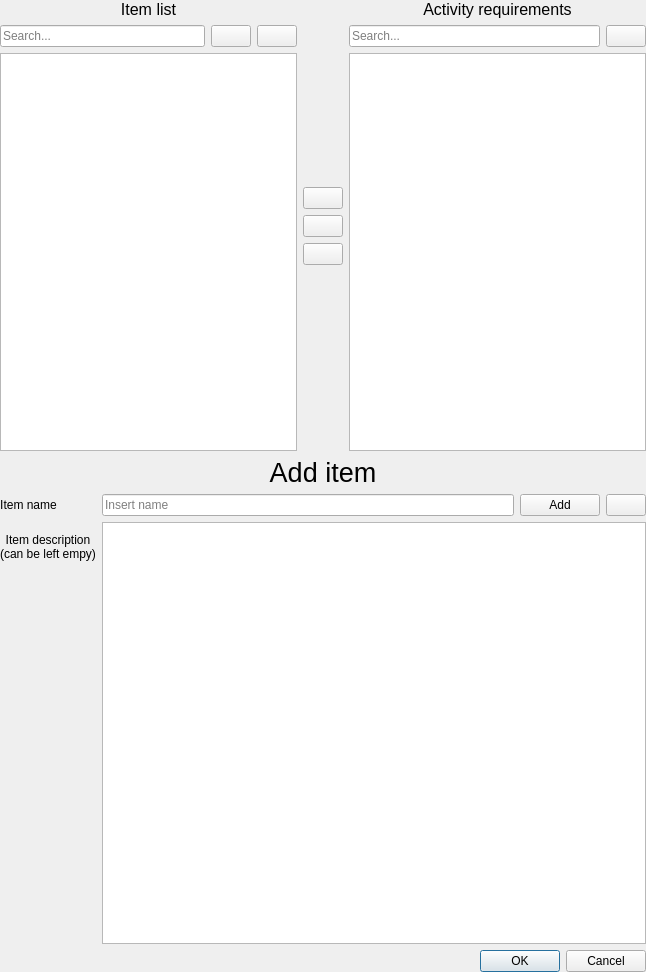
Qt form mngitems.ui (glennnys/Decided) before a commit.
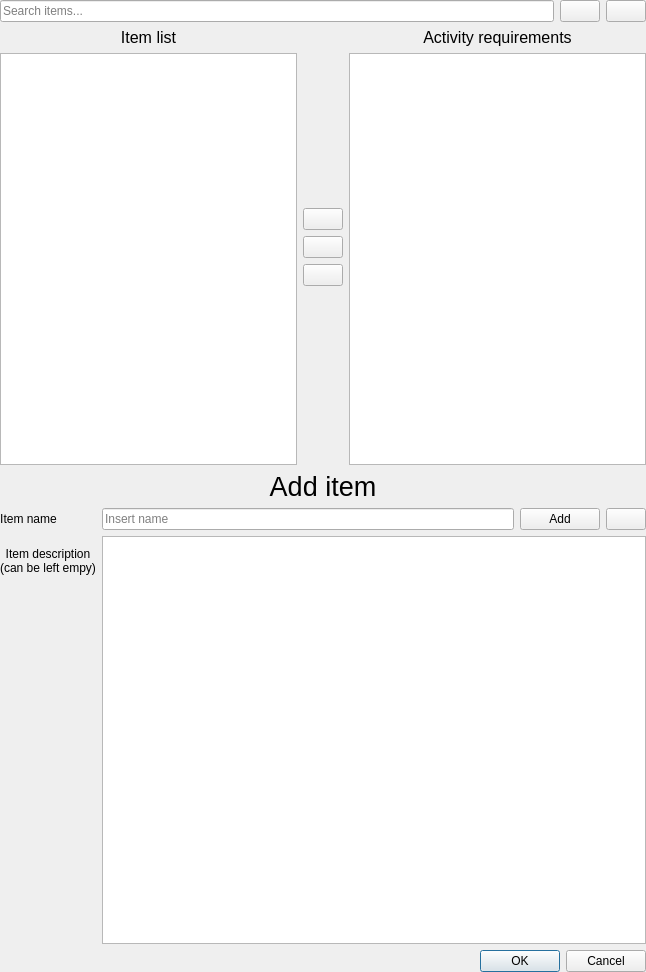
The same form after that commit. Icons and pictures are not drawn.

```diff
--- a/mngitems.ui
+++ b/mngitems.ui
@@ -27,25 +27,6 @@
     <number>0</number>
    </property>
    <item>
-    <layout class="QHBoxLayout" name="horizontalLayout">
-     <item>
-      <layout class="QVBoxLayout" name="verticalLayout_2">
-       <item>
-        <widget class="QLabel" name="label_3">
-         <property name="font">
-          <font>
-           <pointsize>12</pointsize>
-          </font>
-         </property>
-         <property name="text">
-          <string>Item list</string>
-         </property>
-         <property name="alignment">
-          <set>Qt::AlignmentFlag::AlignCenter</set>
-         </property>
-        </widget>
-       </item>
-       <item>
         <layout class="QHBoxLayout" name="horizontalLayout_2">
          <item>
           <widget class="QLineEdit" name="search_item_entry">
@@ -53,7 +34,7 @@
             <string>Search item list</string>
            </property>
            <property name="placeholderText">
-            <string>Search...</string>
+        <string>Search items...</string>
            </property>
           </widget>
          </item>
@@ -86,6 +67,25 @@
         </layout>
        </item>
        <item>
+    <layout class="QHBoxLayout" name="horizontalLayout">
+     <item>
+      <layout class="QVBoxLayout" name="verticalLayout_2">
+       <item>
+        <widget class="QLabel" name="label_3">
+         <property name="font">
+          <font>
+           <pointsize>12</pointsize>
+          </font>
+         </property>
+         <property name="text">
+          <string>Item list</string>
+         </property>
+         <property name="alignment">
+          <set>Qt::AlignmentFlag::AlignCenter</set>
+         </property>
+        </widget>
+       </item>
+       <item>
         <widget class="QListWidget" name="existing_item_list"/>
        </item>
       </layout>
@@ -181,33 +181,6 @@
          </property>
         </widget>
        </item>
-       <item>
-        <layout class="QHBoxLayout" name="horizontalLayout_9">
-         <item>
-          <widget class="QLineEdit" name="search_req_entry">
-           <property name="toolTip">
-            <string>search activity requirements</string>
-           </property>
-           <property name="placeholderText">
-            <string>Search...</string>
-           </property>
-          </widget>
-         </item>
-         <item>
-          <widget class="QPushButton" name="search_req_refresh">
-           <property name="toolTip">
-            <string>Reset activity search string</string>
-           </property>
-           <property name="text">
-            <string/>
-           </property>
-           <property name="icon">
-            <iconset theme="QIcon::ThemeIcon::ViewRefresh"/>
-           </property>
-          </widget>
-         </item>
-        </layout>
-       </item>
        <item>
         <widget class="QListWidget" name="selected_item_list"/>
        </item>
```
Lines whose indentation alone changed are shown as unchanged.
